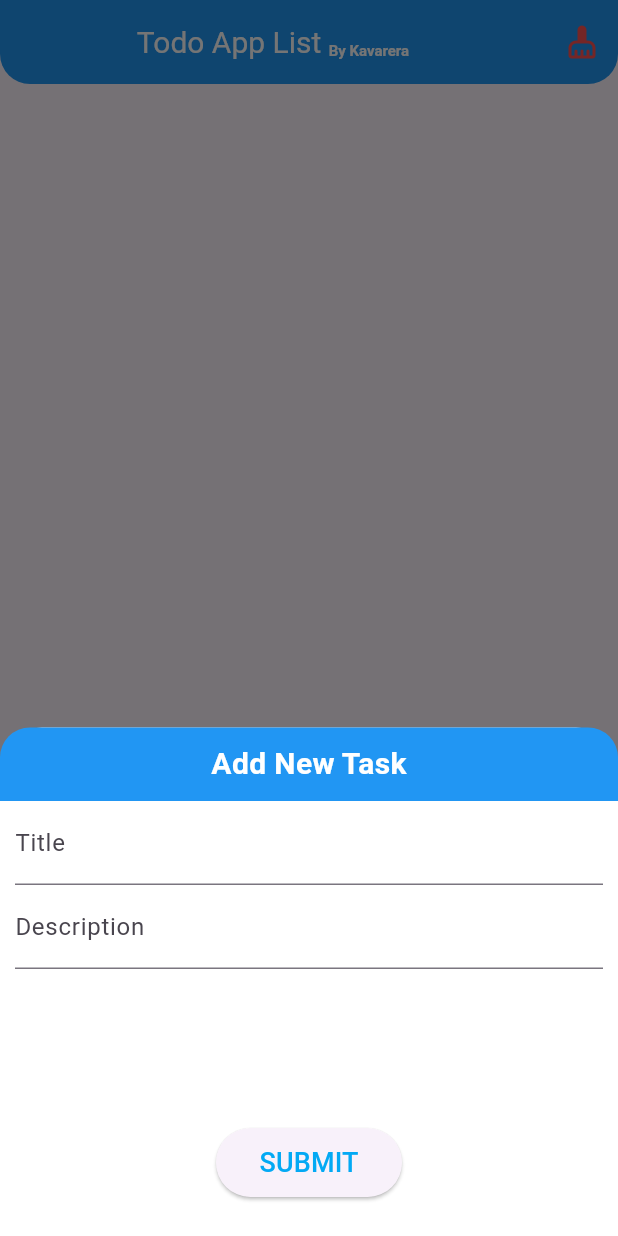
After one commit to Kavarera/todo-app, a Flutter app: the screen it shows after launch, after a tap on the "add task" icon, on a phone screen of 412 x 824 dp. The commit adds this screen. Run offline on Flutter 3.47's test engine with Material 2 defaults, Android fonts, the phone set to English and light mode, and no system bars; our stand-ins replace get, get_storage.

Commit message:
implemet GetX Navigator

```diff
--- /dev/null
+++ b/todo_app/lib/page/list_todo_page.dart
@@ -0,0 +1,79 @@
+import 'package:flutter/material.dart';
+import 'package:get/get.dart';
+import 'package:todo_app/controllers/list_todo_controller.dart';
+import 'package:todo_app/controllers/floatActionButtonController.dart';
+import 'package:todo_app/widget/itemListWidget.dart';
+
+class ListTodoPage extends StatelessWidget {
+  const ListTodoPage({super.key});
+
+  @override
+  Widget build(BuildContext context) {
+    final listTodoController = Get.put(ListTodoController());
+    final controllerFAB = Get.put(floatActionButtonController());
+
+    return Scaffold(
+      floatingActionButton: FloatingActionButton(
+        onPressed: () => controllerFAB.showBottomSheet(context),
+        backgroundColor: Colors.blue,
+        foregroundColor: Colors.white,
+        child: const Icon(Icons.add_task),
+      ),
+      floatingActionButtonLocation: FloatingActionButtonLocation.centerFloat,
+      appBar: AppBar(
+        title: const Center(
+          child: Row(
+            mainAxisAlignment: MainAxisAlignment.center,
+            crossAxisAlignment: CrossAxisAlignment.end,
+            children: [
+              Text(
+                "Todo App List ",
+                style: TextStyle(
+                  color: Colors.white,
+                  fontSize: 20,
+                  fontWeight: FontWeight.w400,
+                ),
+              ),
+              Text(
+                "By Kavarera",
+                style: TextStyle(
+                  fontSize: 10,
+                  fontWeight: FontWeight.bold,
+                ),
+              ),
+            ],
+          ),
+        ),
+        actions: [
+          IconButton(
+              tooltip: 'Delete all to-do',
+              onPressed: () {},
+              icon: const Icon(
+                Icons.cleaning_services_rounded,
+                color: Colors.redAccent,
+              ))
+        ],
+        backgroundColor: Colors.blue,
+        foregroundColor: Colors.white,
+        shape: const RoundedRectangleBorder(
+          borderRadius: BorderRadius.vertical(
+            bottom: Radius.circular(20),
+          ),
+        ),
+      ),
+      body: SafeArea(
+        child: Padding(
+          padding: const EdgeInsets.only(top: 10),
+          child: Obx(
+            () => ListView.builder(
+              itemCount: listTodoController.listTodo.length,
+              itemBuilder: (_, index) {
+                return Itemlist(model: listTodoController.listTodo[index]);
+              },
+            ),
+          ),
+        ),
+      ),
+    );
+  }
+}
--- /dev/null
+++ b/todo_app/lib/routes/route_name.dart
@@ -0,0 +1,3 @@
+abstract class RouteName {
+  static const home = '/list_todo_page';
+}
```
Also changed, not shown: todo_app/lib/main.dart (+3 -70 lines), todo_app/lib/routes/page_route.dart (added, +13 -0 lines).
